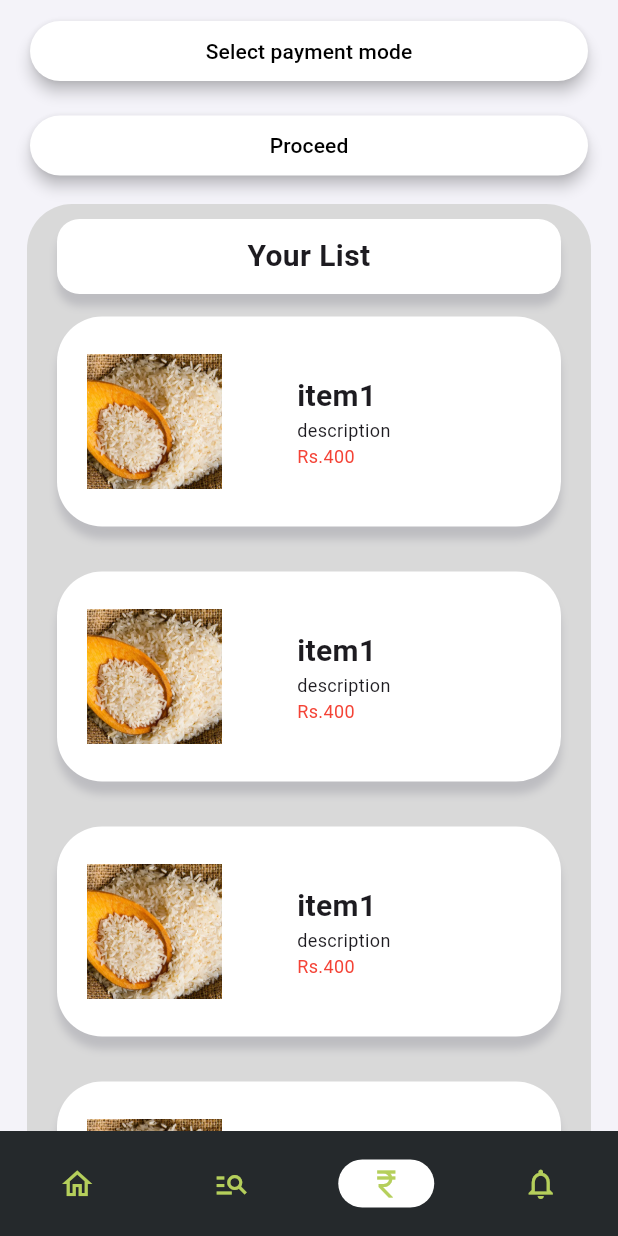
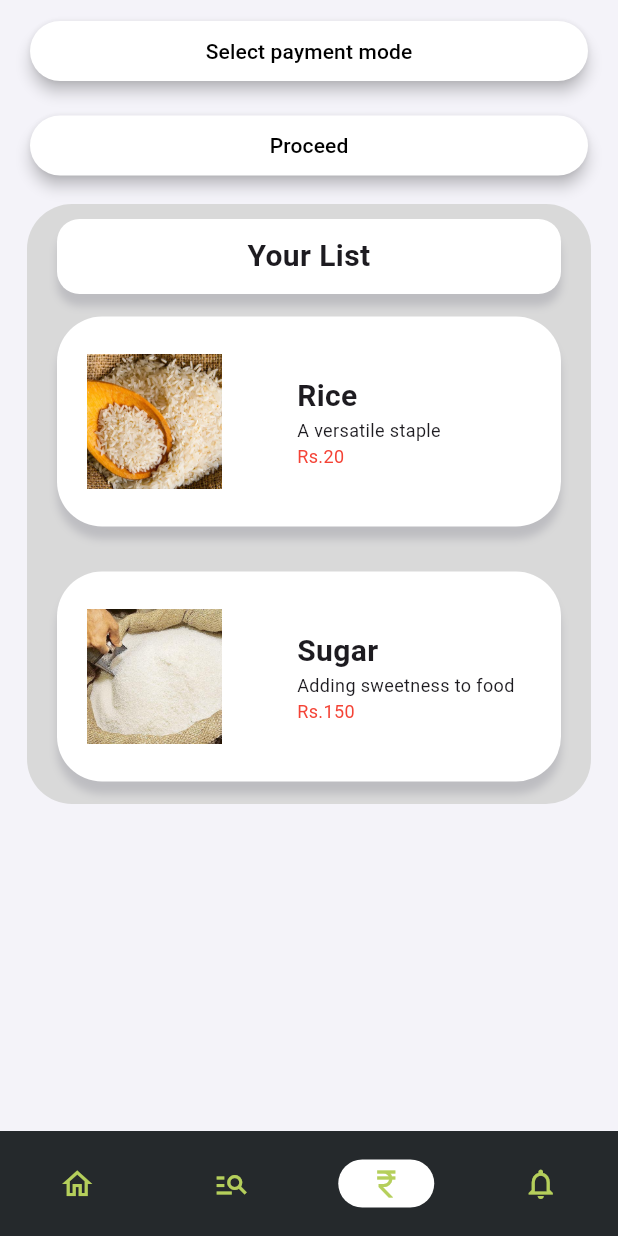
Before and after one commit to Shaunm1724/ration_seva, a Flutter app: the Payment screen opened by its route, on a phone screen of 412 x 824 dp. Run offline on Flutter 3.47's test engine with Material 3 defaults, Android fonts, the phone set to English and light mode, and no system bars; our stand-ins replace cloud_firestore, firebase_auth, firebase_core, pretty_qr_code; accounts and stored records are empty.

Commit message:
payment items

```diff
--- a/lib/pages/payment.dart
+++ b/lib/pages/payment.dart
@@ -63,34 +63,8 @@ class Payment extends StatelessWidget {
                       ),
                     ),
                   ),
-                  item_block(
-                    imagePath: 'images/Madhubani Saree.webp',
-                    block_route: '/item_description',
-                    block_title: 'item1',
-                    block_description: 'description',
-                    block_price: 'Rs.400',
-                  ),
-                  item_block(
-                    imagePath: 'images/Madhubani Saree.webp',
-                    block_route: '/item_description',
-                    block_title: 'item1',
-                    block_description: 'description',
-                    block_price: 'Rs.400',
-                  ),
-                  item_block(
-                    imagePath: 'images/Madhubani Saree.webp',
-                    block_route: '/item_description',
-                    block_title: 'item1',
-                    block_description: 'description',
-                    block_price: 'Rs.400',
-                  ),
-                  item_block(
-                    imagePath: 'images/Madhubani Saree.webp',
-                    block_route: '/item_description',
-                    block_title: 'item1',
-                    block_description: 'description',
-                    block_price: 'Rs.400',
-                  ),
+                  Rice(),
+                  Sugar(),
                 ],
               ),
             ),
```
